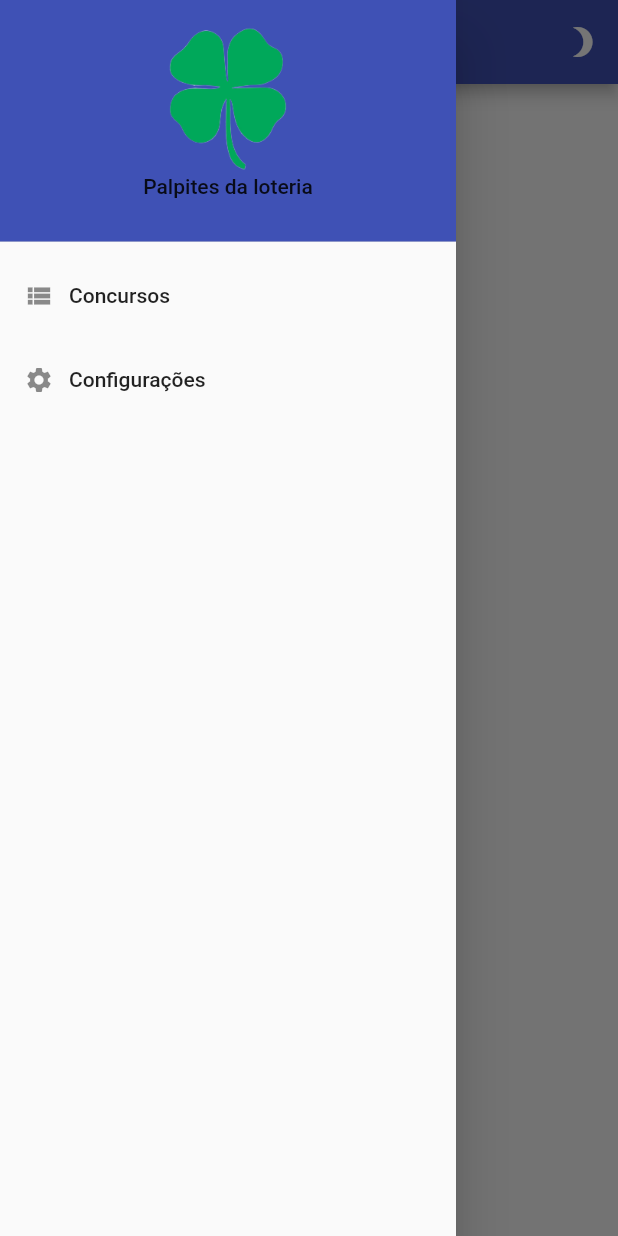
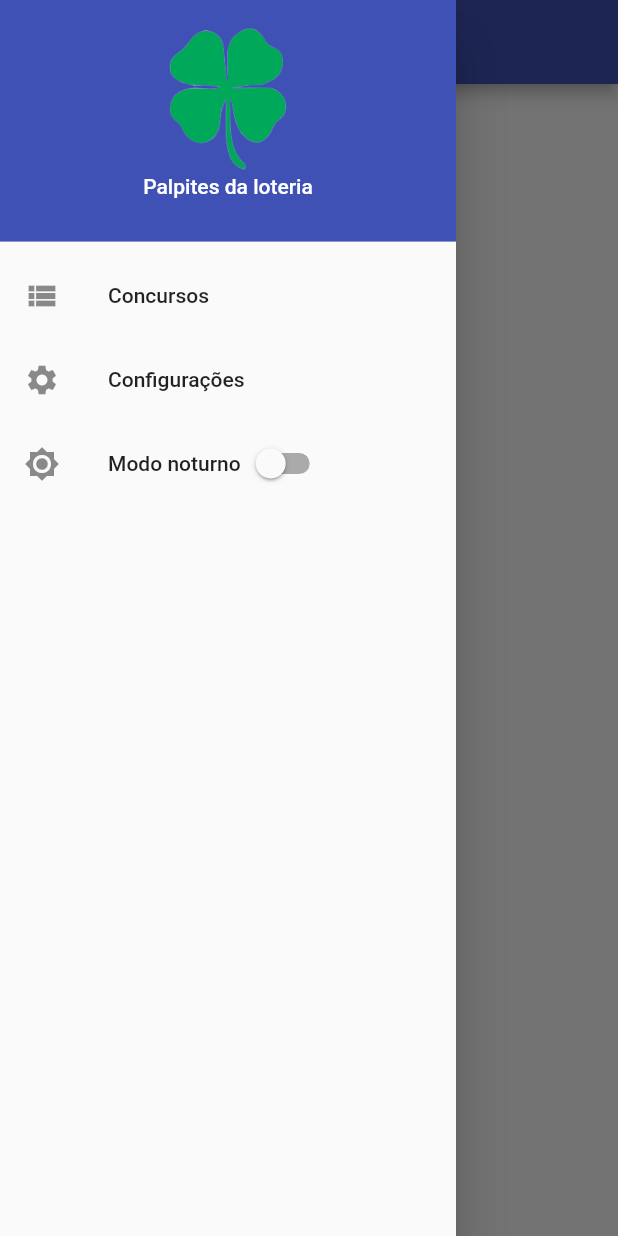
Before and after one commit to EdgarFabiano/palpites_da_loteria, a Flutter app: the screen it shows after launch, with the side drawer open, on a phone screen of 412 x 824 dp. Run offline on Flutter 3.47's test engine with Material 2 defaults, Android fonts, the phone set to English and light mode, and no system bars; our stand-ins replace dynamic_theme, reorderables, shared_preferences.

Commit message:
Moving darkMode button to drawer menu

```diff
--- a/lib/main.dart
+++ b/lib/main.dart
@@ -1,7 +1,7 @@
+import 'package:dynamic_theme/dynamic_theme.dart';
 import 'package:flutter/material.dart';
+import 'package:palpites_da_loteria/defaults/Strings.dart';
 import 'package:palpites_da_loteria/ui/HomePage.dart';
-import 'package:palpites_da_loteria/defaults/Strings.dart';
-import 'package:dynamic_theme/dynamic_theme.dart';
 
 void main() => runApp(new PalpitesLoteriaApp());
 
--- a/lib/ui/AppDrawer.dart
+++ b/lib/ui/AppDrawer.dart
@@ -1,12 +1,25 @@
+import 'package:dynamic_theme/dynamic_theme.dart';
 import 'package:flutter/cupertino.dart';
 import 'package:flutter/material.dart';
 import 'package:palpites_da_loteria/defaults/Constants.dart';
 import 'package:palpites_da_loteria/ui/HomePage.dart';
-import 'package:palpites_da_loteria/widgets/IconTextRow.dart';
 
-class AppDrawer extends StatelessWidget {
+class AppDrawer extends StatefulWidget {
+  @override
+  _AppDrawerState createState() => _AppDrawerState();
+}
+
+class _AppDrawerState extends State<AppDrawer> {
+  void _switchTheme(BuildContext context) {
+    var b = Theme.of(context).brightness;
+    DynamicTheme.of(context).setBrightness(
+        b == Brightness.dark ? Brightness.light : Brightness.dark);
+  }
+
   @override
   Widget build(BuildContext context) {
+    bool isSwitched = Theme.of(context).brightness == Brightness.dark;
+
     return ListView(
       padding: EdgeInsets.zero,
       children: <Widget>[
@@ -14,26 +27,53 @@ class AppDrawer extends StatelessWidget {
           child: Center(
             child: Column(
               children: <Widget>[
-                Image.asset(Constants.logoTransparentAssetPath, width: 100,),
-                Text("Palpites da loteria")
+                Image.asset(
+                  Constants.logoTransparentAssetPath,
+                  width: 100,
+                ),
+                Text(
+                  "Palpites da loteria",
+                  style: TextStyle(
+                    color: Colors.white,
+                  ),
+                )
               ],
             ),
           ),
           decoration: BoxDecoration(color: Theme.of(context).primaryColor),
         ),
         ListTile(
-          title: IconTextRow(Icons.view_list, "Concursos"),
+          leading: Icon(Icons.view_list),
+          title: Text("Concursos"),
           onTap: () {
-            Navigator.push(context, MaterialPageRoute(builder: (context) => HomePage()));
+            Navigator.push(
+                context, MaterialPageRoute(builder: (context) => HomePage()));
           },
         ),
         ListTile(
-          title: IconTextRow(Icons.settings, "Configurações"),
+          leading: Icon(Icons.settings),
+          title: Text("Configurações"),
           onTap: () {
             // Update the state of the app.
             // ...
           },
         ),
+        ListTile(
+          leading: Icon(Theme.of(context).brightness == Brightness.dark
+              ? Icons.brightness_3
+              : Icons.brightness_high),
+          title: Row(
+            children: <Widget>[
+              Text("Modo noturno"),
+              Switch(
+                value: isSwitched,
+                onChanged: (value) {
+                  _switchTheme(context);
+                },
+              ),
+            ],
+          ),
+        ),
       ],
     );
   }
--- a/lib/ui/HomePage.dart
+++ b/lib/ui/HomePage.dart
@@ -1,4 +1,3 @@
-import 'package:dynamic_theme/dynamic_theme.dart';
 import 'package:flutter/material.dart';
 import 'package:palpites_da_loteria/defaults/Strings.dart';
 import 'package:palpites_da_loteria/domain/Concursos.dart';
@@ -24,12 +23,6 @@ class _HomePageState extends State<HomePage> {
     var movedConcurso = _concursos.concursosBean.removeAt(oldIndex);
     _concursos.concursosBean.insert(newIndex, movedConcurso);
     ConcursoService.save(_concursos);
-  }
-
-  void switchTheme() {
-    var b = Theme.of(context).brightness;
-    DynamicTheme.of(context).setBrightness(
-        b == Brightness.dark ? Brightness.light : Brightness.dark);
   }
 
   @override
@@ -61,14 +54,6 @@ class _HomePageState extends State<HomePage> {
     return Scaffold(
       appBar: AppBar(
         title: Text(Strings.appName),
-        actions: <Widget>[
-          IconButton(
-            icon: Icon(Theme.of(context).brightness == Brightness.light
-                ? Icons.brightness_3
-                : Icons.brightness_high),
-            onPressed: switchTheme,
-          ),
-        ],
       ),
       drawer: Drawer(
         child: AppDrawer(),
--- a/lib/widgets/IconTextRow.dart
+++ /dev/null
@@ -1,29 +0,0 @@
-
-
-import 'package:flutter/cupertino.dart';
-
-class IconTextRow extends StatelessWidget {
-  final IconData _icon;
-  final String _text;
-
-  IconTextRow(this._icon, this._text);
-
-  @override
-  Widget build(BuildContext context) {
-    return Row(
-      children: <Widget>[
-        Icon(
-          _icon,
-          size: 20,
-        ),
-        Container(
-          padding: EdgeInsets.only(right: 10),
-        ),
-        Text(
-          _text,
-        ),
-      ],
-    );
-  }
-
-}
```
